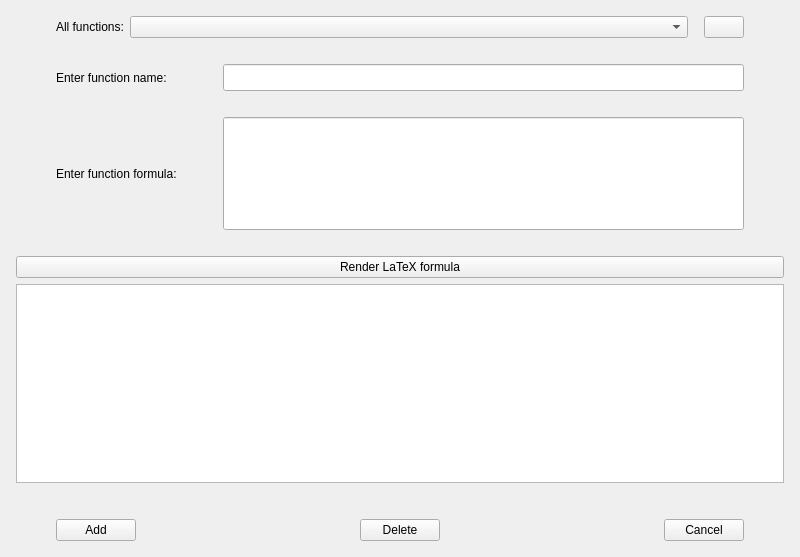
Qt form gui/ui/function_manager.ui (rexandel/search_optimization) before a commit.
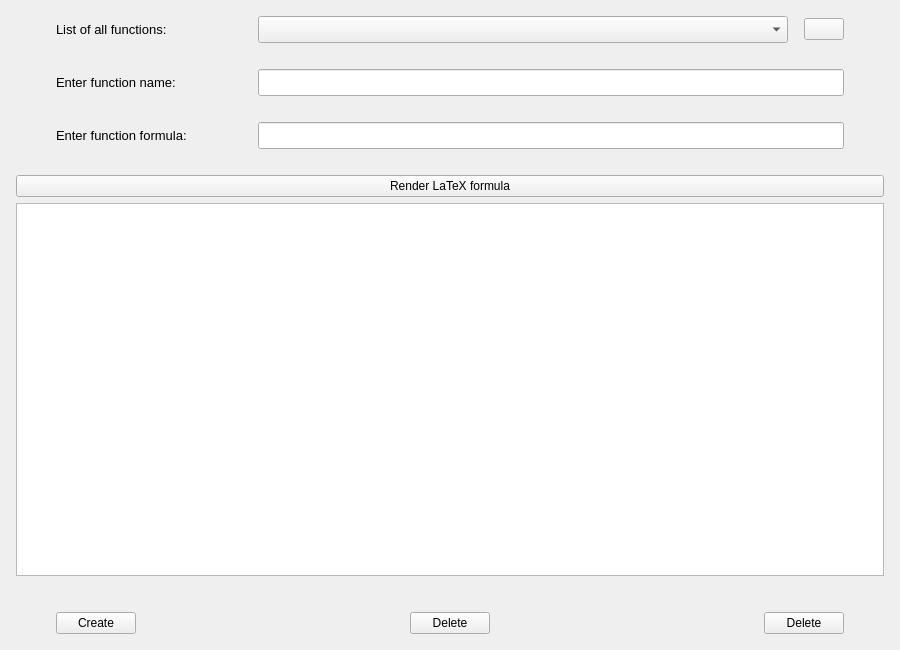
The same form after that commit. Icons and pictures are not drawn.

Commit message: Project structure has been changed: GradientHelper class has been removed, and other minor changes

```diff
--- a/gui/ui/function_manager.ui
+++ b/gui/ui/function_manager.ui
@@ -6,8 +6,8 @@
    <rect>
     <x>0</x>
     <y>0</y>
-    <width>800</width>
-    <height>557</height>
+    <width>900</width>
+    <height>650</height>
    </rect>
   </property>
   <property name="windowTitle">
@@ -53,7 +53,7 @@
    <item row="1" column="1">
     <layout class="QVBoxLayout" name="verticalLayout" stretch="1,0,2,0,2,0,4,0,1">
      <item>
-      <layout class="QHBoxLayout" name="allFunctionsHorizontalLayout" stretch="0,0,1,0,0,0">
+      <layout class="QHBoxLayout" name="allFunctionsHorizontalLayout" stretch="0,1,3,0">
        <item>
         <spacer name="allFuncLeftHorizontalSpacer">
          <property name="orientation">
@@ -69,13 +69,26 @@
        </item>
        <item>
         <widget class="QLabel" name="allFunctionsLabel">
+         <property name="font">
+          <font>
+           <pointsize>10</pointsize>
+          </font>
+         </property>
          <property name="text">
-          <string>All functions:</string>
+          <string>List of all functions:</string>
          </property>
         </widget>
        </item>
        <item>
-        <widget class="QComboBox" name="selectFunctionComboBox"/>
+        <layout class="QHBoxLayout" name="horizontalLayout" stretch="1,0,0">
+         <item>
+          <widget class="QComboBox" name="selectFunctionComboBox">
+           <property name="font">
+            <font>
+             <pointsize>12</pointsize>
+            </font>
+           </property>
+          </widget>
        </item>
        <item>
         <spacer name="allFuncMiddleHorizontalSpacer">
@@ -104,6 +117,8 @@
          </property>
         </widget>
        </item>
+        </layout>
+       </item>
        <item>
         <spacer name="allFuncRightHorizontalSpacer">
          <property name="orientation">
@@ -136,7 +151,7 @@
       </spacer>
      </item>
      <item>
-      <layout class="QHBoxLayout" name="inputNamehorizontalLayout" stretch="0,0,0,1,0">
+      <layout class="QHBoxLayout" name="inputNamehorizontalLayout" stretch="0,1,3,0">
        <item>
         <spacer name="nameLeftHorizontalSpacer">
          <property name="orientation">
@@ -152,27 +167,16 @@
        </item>
        <item>
         <widget class="QLabel" name="functionNameLabel">
+         <property name="font">
+          <font>
+           <pointsize>10</pointsize>
+          </font>
+         </property>
          <property name="text">
           <string>Enter function name:</string>
          </property>
         </widget>
        </item>
-       <item>
-        <spacer name="horizontalSpacer">
-         <property name="orientation">
-          <enum>Qt::Horizontal</enum>
-         </property>
-         <property name="sizeType">
-          <enum>QSizePolicy::Fixed</enum>
-         </property>
-         <property name="sizeHint" stdset="0">
-          <size>
-           <width>50</width>
-           <height>20</height>
-          </size>
-         </property>
-        </spacer>
-       </item>
        <item>
         <widget class="QLineEdit" name="functionNameLineEdit">
          <property name="sizePolicy">
@@ -220,7 +224,7 @@
       </spacer>
      </item>
      <item>
-      <layout class="QHBoxLayout" name="inputFormulahorizontalLayout" stretch="0,0,0,1,0">
+      <layout class="QHBoxLayout" name="inputFormulahorizontalLayout" stretch="0,1,3,0">
        <item>
         <spacer name="formulaLeftHorizontalSpacer">
          <property name="orientation">
@@ -236,31 +240,20 @@
        </item>
        <item>
         <widget class="QLabel" name="functionFormulaLabel">
+         <property name="font">
+          <font>
+           <pointsize>10</pointsize>
+          </font>
+         </property>
          <property name="text">
           <string>Enter function formula:</string>
          </property>
         </widget>
        </item>
-       <item>
-        <spacer name="horizontalSpacer_2">
-         <property name="orientation">
-          <enum>Qt::Horizontal</enum>
-         </property>
-         <property name="sizeType">
-          <enum>QSizePolicy::Fixed</enum>
-         </property>
-         <property name="sizeHint" stdset="0">
-          <size>
-           <width>40</width>
-           <height>20</height>
-          </size>
-         </property>
-        </spacer>
-       </item>
        <item>
         <widget class="QLineEdit" name="formulaLineEdit">
          <property name="sizePolicy">
-          <sizepolicy hsizetype="Expanding" vsizetype="Minimum">
+          <sizepolicy hsizetype="Expanding" vsizetype="Maximum">
            <horstretch>0</horstretch>
            <verstretch>0</verstretch>
           </sizepolicy>
@@ -351,7 +344,7 @@
        <item>
         <widget class="QPushButton" name="okButton">
          <property name="text">
-          <string>Add</string>
+          <string>Create</string>
          </property>
         </widget>
        </item>
@@ -391,7 +384,7 @@
        <item>
         <widget class="QPushButton" name="cancelButton">
          <property name="text">
-          <string>Cancel</string>
+          <string>Delete</string>
          </property>
         </widget>
        </item>
```
Lines whose indentation alone changed are shown as unchanged. The commit also changes 4 other files.
